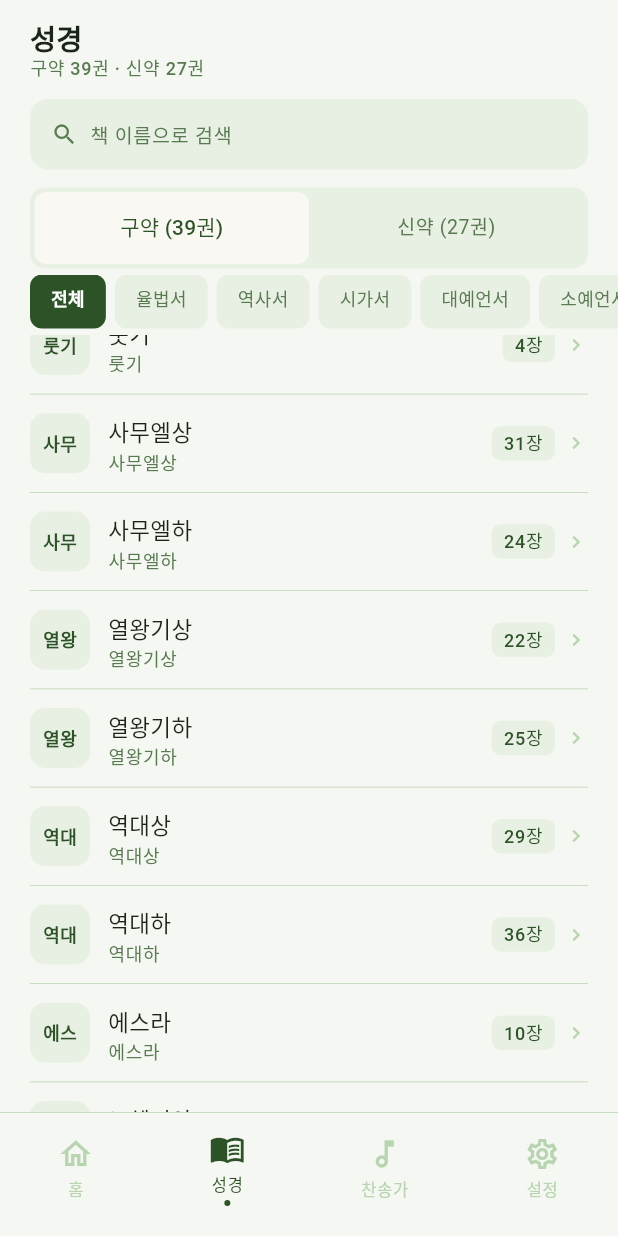
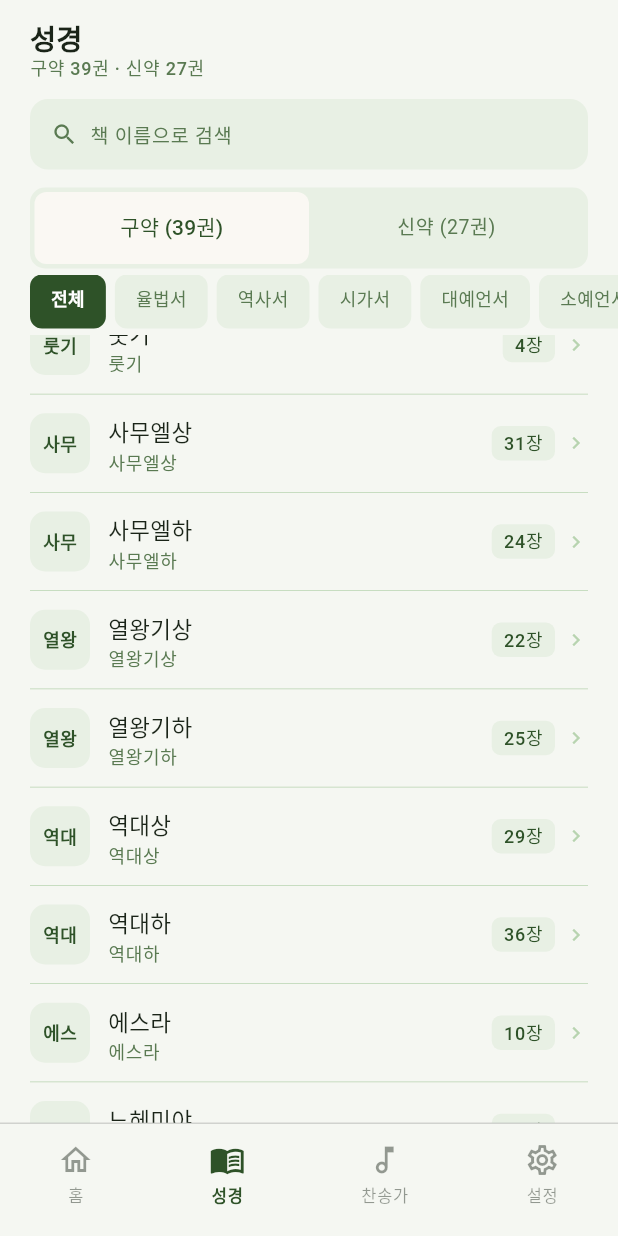
Before and after one commit to udhyk27-ops/flutter-bibly-project, a Flutter app: the screen it shows after launch, item 2 of the bottom bar chosen, scrolled down 576 dp, on a phone screen of 412 x 824 dp. Run offline on Flutter 3.47's test engine with Material 3 defaults, Android fonts, the phone set to English and light mode, and no system bars; our stand-ins replace firebase_core, firebase_remote_config, flutter_local_notifications, google_fonts, hive_flutter, share_plus and 3 more; accounts and stored records are empty.

```diff
--- a/lib/core/app_router.dart
+++ b/lib/core/app_router.dart
@@ -1,17 +1,17 @@
 import 'package:flutter/material.dart';
 
 class AppRouter {
-  // 페이드 전환 (탭 이동 시 — 자연스러운 느낌)
+  // 페이드 전환 (탭 이동 시)
   static PageRouteBuilder fade({required Widget page}) {
     return PageRouteBuilder(
       pageBuilder: (context, animation, secondaryAnimation) => page,
-      transitionDuration: const Duration(milliseconds: 220),
-      reverseTransitionDuration: const Duration(milliseconds: 220),
+      transitionDuration: Duration.zero,
+      reverseTransitionDuration: Duration.zero,
       transitionsBuilder: (context, animation, secondaryAnimation, child) {
         return FadeTransition(
           opacity: CurvedAnimation(
             parent: animation,
-            curve: Curves.easeInOut,
+            curve: Curves.easeIn,
           ),
           child: child,
         );
@@ -19,12 +19,12 @@ class AppRouter {
     );
   }
 
-  // 슬라이드 전환 (하위 화면 진입 시 — 오른쪽에서 들어옴)
+  // 슬라이드 전환 (하위 화면 진입 시)
   static PageRouteBuilder slide({required Widget page}) {
     return PageRouteBuilder(
       pageBuilder: (context, animation, secondaryAnimation) => page,
-      transitionDuration: const Duration(milliseconds: 280),
-      reverseTransitionDuration: const Duration(milliseconds: 280),
+      transitionDuration: const Duration(milliseconds: 150),
+      reverseTransitionDuration: const Duration(milliseconds: 150),
       transitionsBuilder: (context, animation, secondaryAnimation, child) {
         final tween = Tween(
           begin: const Offset(1.0, 0.0),
@@ -43,8 +43,8 @@ class AppRouter {
   static PageRouteBuilder fadeSlideUp({required Widget page}) {
     return PageRouteBuilder(
       pageBuilder: (context, animation, secondaryAnimation) => page,
-      transitionDuration: const Duration(milliseconds: 280),
-      reverseTransitionDuration: const Duration(milliseconds: 280),
+      transitionDuration: const Duration(milliseconds: 150),
+      reverseTransitionDuration: const Duration(milliseconds: 150),
       transitionsBuilder: (context, animation, secondaryAnimation, child) {
         final curved = CurvedAnimation(
           parent: animation,
--- a/lib/screens/bible_screen.dart
+++ b/lib/screens/bible_screen.dart
@@ -124,7 +124,7 @@ class _BibleScreenState extends State<BibleScreen>
                   ? _EmptyView()
                   : _BookList(books: _filtered),
             ),
-            const BottomNav(activeIndex: 1),
+            BottomNav(activeIndex: 1),
           ],
         ),
       ),
--- a/lib/services/ai_service.dart
+++ b/lib/services/ai_service.dart
@@ -60,7 +60,7 @@ class AiService {
       headers: {'Content-Type': 'application/json'},
       body: jsonEncode({
         'verse': verseText,
-        'question': '이 구절의 의미와 묵상 포인트를 설명해주세요.',
+        'question': '이 구절을 2~3문장으로 간결하게 설명해주세요.',
       }),
     );
 
--- a/lib/widgets/bottom_nav.dart
+++ b/lib/widgets/bottom_nav.dart
@@ -34,15 +34,18 @@ class BottomNav extends StatelessWidget {
     final tt = Theme.of(context).textTheme;
 
     final items = [
-      _NavItem(icon: Icons.home_outlined,       label: '홈'),
-      _NavItem(icon: Icons.menu_book_outlined,  label: '성경'),
-      _NavItem(icon: Icons.music_note_outlined, label: '찬송가'),
-      _NavItem(icon: Icons.settings_outlined,   label: '설정'),
+      _NavItem(icon: Icons.home_outlined,       activeIcon: Icons.home,          label: '홈'),
+      _NavItem(icon: Icons.menu_book_outlined,  activeIcon: Icons.menu_book,     label: '성경'),
+      _NavItem(icon: Icons.music_note_outlined, activeIcon: Icons.music_note,    label: '찬송가'),
+      _NavItem(icon: Icons.settings_outlined,   activeIcon: Icons.settings,      label: '설정'),
     ];
 
     return Container(
       decoration: BoxDecoration(
-        border: Border(top: BorderSide(color: cs.outline, width: 0.5)),
+        border: Border(top: BorderSide(
+          color: cs.outlineVariant.withValues(alpha: 0.3),
+          width: 0.5,
+        )),
         color: Theme.of(context).scaffoldBackgroundColor,
       ),
       padding: const EdgeInsets.only(bottom: 16, top: 8),
@@ -50,7 +53,6 @@ class BottomNav extends StatelessWidget {
         mainAxisAlignment: MainAxisAlignment.spaceAround,
         children: List.generate(items.length, (i) {
           final isActive = i == activeIndex;
-          final color    = isActive ? cs.primary : cs.outline;
           return GestureDetector(
             behavior: HitTestBehavior.opaque,
             onTap: () => _onTap(context, i),
@@ -59,20 +61,22 @@ class BottomNav extends StatelessWidget {
               child: Column(
                 mainAxisSize: MainAxisSize.min,
                 children: [
-                  Icon(items[i].icon, color: color, size: 24),
+                  // 활성 탭: filled 아이콘으로만 구분
+                  Icon(
+                    isActive ? items[i].activeIcon : items[i].icon,
+                    color: isActive ? cs.primary : cs.onSurface.withValues(alpha: 0.45),
+                    size: 24,
+                  ),
                   const SizedBox(height: 3),
                   Text(
                     items[i].label,
-                    style: tt.labelSmall?.copyWith(color: color),
+                    style: tt.labelSmall?.copyWith(
+                      color: isActive
+                          ? cs.primary
+                          : cs.onSurface.withValues(alpha: 0.45),
+                      fontWeight: isActive ? FontWeight.w600 : FontWeight.normal,
+                    ),
                   ),
-                  if (isActive) ...[
-                    const SizedBox(height: 3),
-                    Container(
-                      width: 4, height: 4,
-                      decoration: BoxDecoration(
-                          color: color, shape: BoxShape.circle),
-                    ),
-                  ],
                 ],
               ),
             ),
@@ -85,6 +89,7 @@ class BottomNav extends StatelessWidget {
 
 class _NavItem {
   final IconData icon;
+  final IconData activeIcon;
   final String   label;
-  const _NavItem({required this.icon, required this.label});
+  const _NavItem({required this.icon, required this.activeIcon, required this.label});
 }
```
Also changed, not shown: 1 other file.
